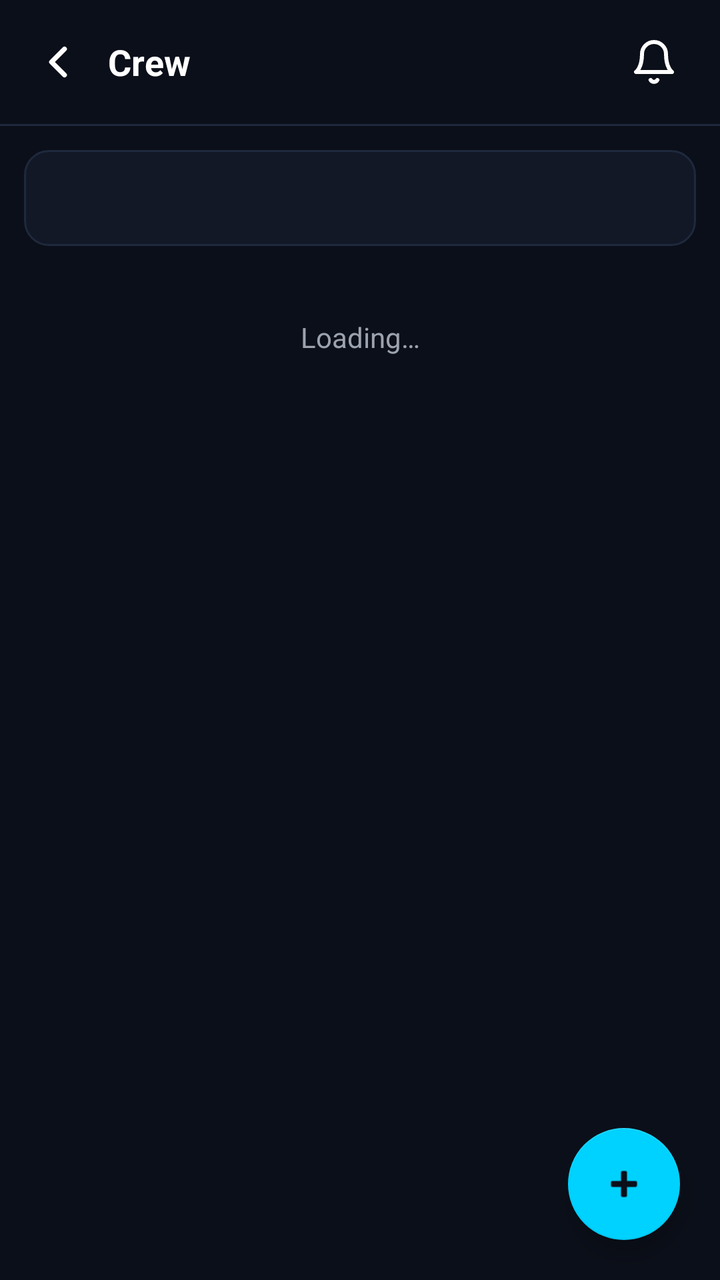
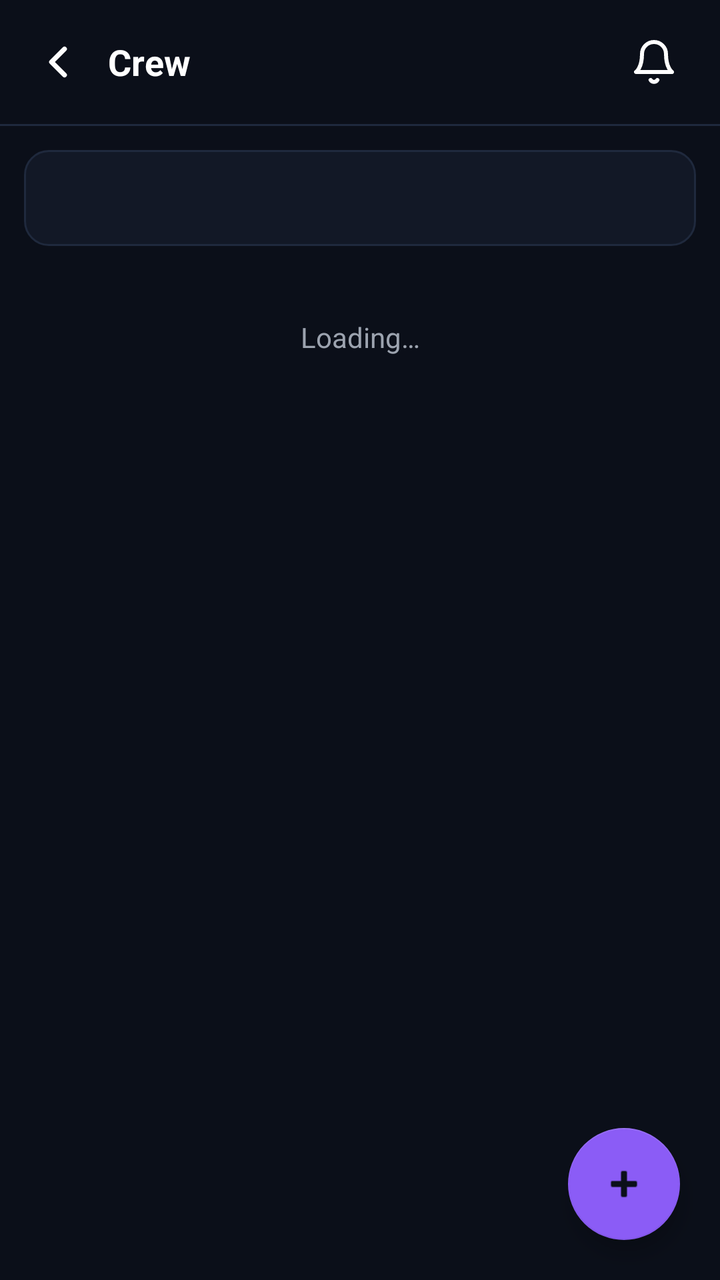

The first picture is an Android layout as it rendered before a commit; the second is the same layout after the commit. The layout source and the unified diff follow.
<!-- AndroidManifest.xml: application theme Theme.CampusConnect -->
<!-- res/layout/activity_crew.xml -->
<?xml version="1.0" encoding="utf-8"?>
<FrameLayout xmlns:android="http://schemas.android.com/apk/res/android"
    xmlns:app="http://schemas.android.com/apk/res-auto"
    android:layout_width="match_parent"
    android:layout_height="match_parent">

    <LinearLayout
        android:layout_width="match_parent"
        android:layout_height="match_parent"
        android:orientation="vertical"
        android:background="@color/color_background">

        <LinearLayout
            android:layout_width="match_parent"
            android:layout_height="wrap_content"
            android:orientation="horizontal"
            android:gravity="center_vertical"
            android:paddingStart="16dp"
            android:paddingEnd="16dp"
            android:paddingTop="14dp"
            android:paddingBottom="14dp">

            <ImageView
                android:id="@+id/btnBack"
                android:layout_width="26dp"
                android:layout_height="26dp"
                android:src="@drawable/ic_chevron_left"
                android:tint="@color/color_text_primary"
                android:background="?attr/selectableItemBackgroundBorderless"
                android:clickable="true"
                android:focusable="true"
                android:contentDescription="@null"/>

            <TextView
                android:layout_width="0dp"
                android:layout_height="wrap_content"
                android:layout_weight="1"
                android:layout_marginStart="12dp"
                android:text="@string/label_crew"
                android:textColor="@color/color_text_primary"
                android:textSize="18sp"
                android:textStyle="bold"/>

            <ImageButton
                android:id="@+id/btnNotifications"
                android:layout_width="34dp"
                android:layout_height="34dp"
                android:background="?attr/selectableItemBackgroundBorderless"
                android:src="@drawable/ic_bell"
                android:padding="8dp"
                android:contentDescription="@null"/>

            <View
                android:id="@+id/notificationDot"
                android:layout_width="8dp"
                android:layout_height="8dp"
                android:layout_marginStart="-10dp"
                android:layout_marginTop="-16dp"
                android:background="@drawable/bg_dot"
                android:visibility="gone"/>
        </LinearLayout>

        <View
            android:layout_width="match_parent"
            android:layout_height="1dp"
            android:background="@color/color_border"/>

        <Spinner
            android:id="@+id/spinnerCategoryFilter"
            android:layout_width="match_parent"
            android:layout_height="48dp"
            android:layout_margin="12dp"
            android:background="@drawable/bg_input"
            android:paddingStart="12dp"
            android:paddingEnd="12dp"
            android:popupBackground="@color/color_card"/>

        <TextView
            android:id="@+id/tvStatus"
            android:layout_width="match_parent"
            android:layout_height="wrap_content"
            android:text="@string/loading"
            android:textColor="@color/color_muted"
            android:gravity="center"
            android:padding="24dp"/>

        <androidx.recyclerview.widget.RecyclerView
            android:id="@+id/recyclerView"
            android:layout_width="match_parent"
            android:layout_height="0dp"
            android:layout_weight="1"
            android:padding="12dp"
            android:clipToPadding="false"
            android:visibility="gone"/>
    </LinearLayout>

    <com.google.android.material.floatingactionbutton.FloatingActionButton
        android:id="@+id/fabAddPost"
        android:layout_width="wrap_content"
        android:layout_height="wrap_content"
        android:layout_gravity="bottom|end"
        android:layout_margin="20dp"
        android:src="@android:drawable/ic_input_add"
        app:backgroundTint="@color/color_cyan"
        app:tint="@color/color_background"/>
</FrameLayout>
<!-- resources referenced by this layout -->
<resources>
  <color name="color_background">#0B0F19</color>
  <color name="color_border">#1F293D</color>
  <color name="color_card">#121826</color>
  <color name="color_cyan">#00D2FF</color>
  <color name="color_muted">#9CA3AF</color>
  <color name="color_text_primary">#FFFFFF</color>
  <!-- drawable bg_dot (drawable) -->
  <?xml version="1.0" encoding="utf-8"?>
  <shape xmlns:android="http://schemas.android.com/apk/res/android"
      android:shape="oval">
      <solid android:color="@color/color_red"/>
  </shape>
  <!-- drawable bg_input (drawable) -->
  <?xml version="1.0" encoding="utf-8"?>
  <shape xmlns:android="http://schemas.android.com/apk/res/android"
      android:shape="rectangle">
      <solid android:color="@color/color_card"/>
      <stroke
          android:width="1dp"
          android:color="@color/color_border"/>
      <corners android:radius="12dp"/>
  </shape>
  <!-- drawable ic_bell (drawable) -->
  <?xml version="1.0" encoding="utf-8"?>
  <vector xmlns:android="http://schemas.android.com/apk/res/android"
      android:width="24dp"
      android:height="24dp"
      android:viewportWidth="24"
      android:viewportHeight="24">
      <path
          android:pathData="M18 8a6 6 0 0 0-12 0c0 7-3 9-3 9h18s-3-2-3-9"
          android:strokeColor="#FFFFFF"
          android:strokeWidth="2"
          android:strokeLineCap="round"
          android:strokeLineJoin="round"
          android:fillColor="#00000000"/>
      <path
          android:pathData="M13.7 21a2 2 0 0 1-3.4 0"
          android:strokeColor="#FFFFFF"
          android:strokeWidth="2"
          android:strokeLineCap="round"
          android:fillColor="#00000000"/>
  </vector>
  <!-- drawable ic_chevron_left (drawable) -->
  <?xml version="1.0" encoding="utf-8"?>
  <vector xmlns:android="http://schemas.android.com/apk/res/android"
      android:width="24dp"
      android:height="24dp"
      android:viewportWidth="24"
      android:viewportHeight="24">
      <path
          android:pathData="M15 18l-6-6 6-6"
          android:strokeColor="#FFFFFF"
          android:strokeWidth="2.2"
          android:strokeLineCap="round"
          android:strokeLineJoin="round"
          android:fillColor="#00000000"/>
  </vector>
  <string name="label_crew">Crew</string>
  <string name="loading">Loading…</string>
  <style name="Theme.CampusConnect" parent="Theme.MaterialComponents.DayNight.NoActionBar">
          <item name="android:windowBackground">@color/color_background</item>
          <item name="android:statusBarColor">@color/color_background</item>
          <item name="android:navigationBarColor">@color/color_background</item>
          <item name="colorPrimary">@color/color_cyan</item>
          <item name="colorPrimaryVariant">@color/color_purple</item>
          <item name="colorOnPrimary">@color/color_background</item>
          <item name="android:textColor">@color/color_text_primary</item>
          <item name="android:fontFamily">sans-serif</item>
          <item name="android:textColorHint">@color/color_muted</item>
          <item name="android:fitsSystemWindows">true</item>
      </style>
  <color name="color_red">#EF4444</color>
  <color name="color_purple">#8B5CF6</color>
</resources>

<!-- the commit's change to res/layout/activity_crew.xml (unified diff, before → after) -->
@@ -101,6 +101,6 @@
         android:layout_gravity="bottom|end"
         android:layout_margin="20dp"
         android:src="@android:drawable/ic_input_add"
-        app:backgroundTint="@color/color_cyan"
+        app:backgroundTint="@color/color_purple"
         app:tint="@color/color_background"/>
 </FrameLayout>
